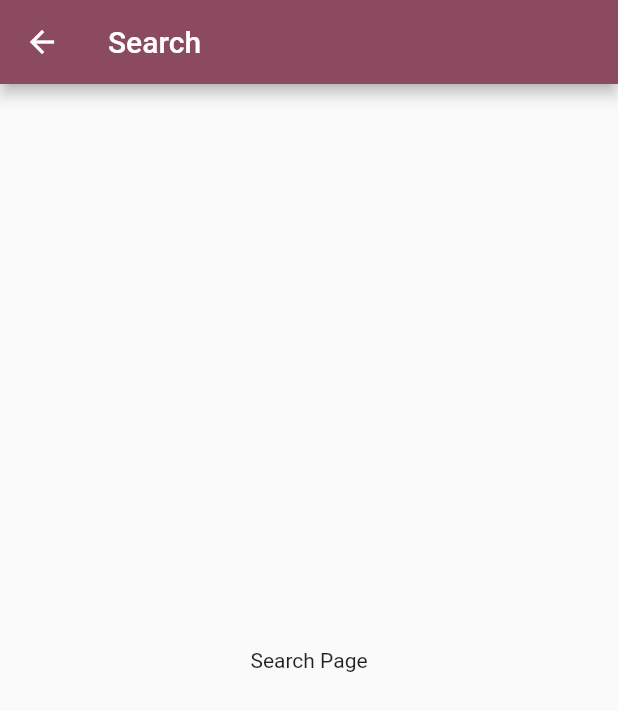
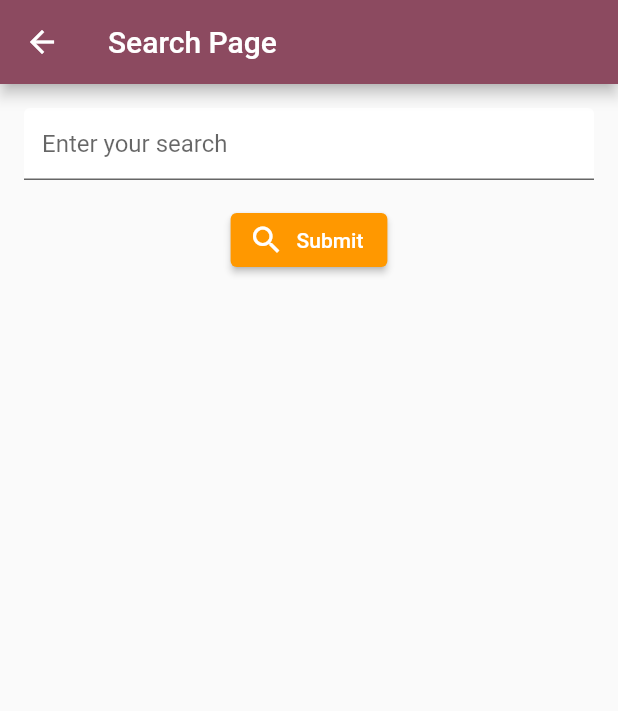
Before and after one commit to BPTdev/MOB1, a Flutter app: the SearchPage screen opened directly, on a phone screen of 412 x 824 dp. Shown: the top 711 px of the screen. Run offline on Flutter 3.47's test engine with Material 2 defaults, Android fonts, the phone set to English and light mode, and no system bars; our stand-ins replace audioplayers, flutter_spinkit, font_awesome_flutter, geocoding, geolocator.

Commit message:
wip on search

```diff
--- a/betterwheather/lib/models/weather.dart
+++ b/betterwheather/lib/models/weather.dart
@@ -38,4 +38,5 @@ class WeatherComponent {
       return {}; // Return an empty Map in case of error
     }
   }
+
 }
--- a/betterwheather/lib/screens/home/home.dart
+++ b/betterwheather/lib/screens/home/home.dart
@@ -38,6 +38,7 @@ class _MyHomePageState extends State<MyHomePage> {
         loading = true;
       });
       location = await updateLocation();
+
       final value = await WeatherComponent().fetchWeather(location[0], location[1]);
       setState(() {
         city = value['city'];
--- a/betterwheather/lib/screens/search/search.dart
+++ b/betterwheather/lib/screens/search/search.dart
@@ -1,21 +1,55 @@
 import 'package:flutter/material.dart';
+import '/models/location.dart';
 
 class SearchPage extends StatefulWidget {
-  const SearchPage({super.key});
-
   @override
-  State<SearchPage> createState() => _SearchPageState();
+  _SearchPageState createState() => _SearchPageState();
 }
 
 class _SearchPageState extends State<SearchPage> {
+  TextEditingController _searchController = TextEditingController();
+
+  @override
+  void dispose() {
+    _searchController.dispose(); // Dispose the controller when the widget is disposed
+    super.dispose();
+  }
+
   @override
   Widget build(BuildContext context) {
     return Scaffold(
       appBar: AppBar(
-        title: Text('Search'),
+        title: Text('Search Page'),
       ),
-      body: Center(
-        child: Text('Search Page'),
+      body: Padding(
+        padding: EdgeInsets.all(16.0),
+        child: Column(
+          children: [
+            TextField(
+              controller: _searchController,
+              decoration: InputDecoration(
+                filled: true,
+                fillColor: Colors.white,
+                hintText: 'Enter your search',
+              ),
+            ),
+            SizedBox(height: 16.0),
+            ElevatedButton.icon(
+              onPressed: () {
+                String searchValue = _searchController.text;
+                // Handle submit button press with the searchValue
+                getLocationByName(searchValue).then((value) {
+
+                });
+              },
+              icon: Icon(Icons.search),
+              label: Text('Submit'),
+              style: ElevatedButton.styleFrom(
+                primary: Colors.orange,
+              ),
+            ),
+          ],
+        ),
       ),
     );
   }
--- a/betterwheather/pubspec.yaml
+++ b/betterwheather/pubspec.yaml
@@ -38,6 +38,7 @@ dependencies:
   geolocator: ^9.0.2
   http: ^1.0.0
   flutter_spinkit: ^5.2.0
+  geocoding: ^2.1.0
 
 dev_dependencies:
   flutter_test:
```
Also changed, not shown: betterwheather/lib/models/location.dart (+15 -2 lines), betterwheather/pubspec.lock.
